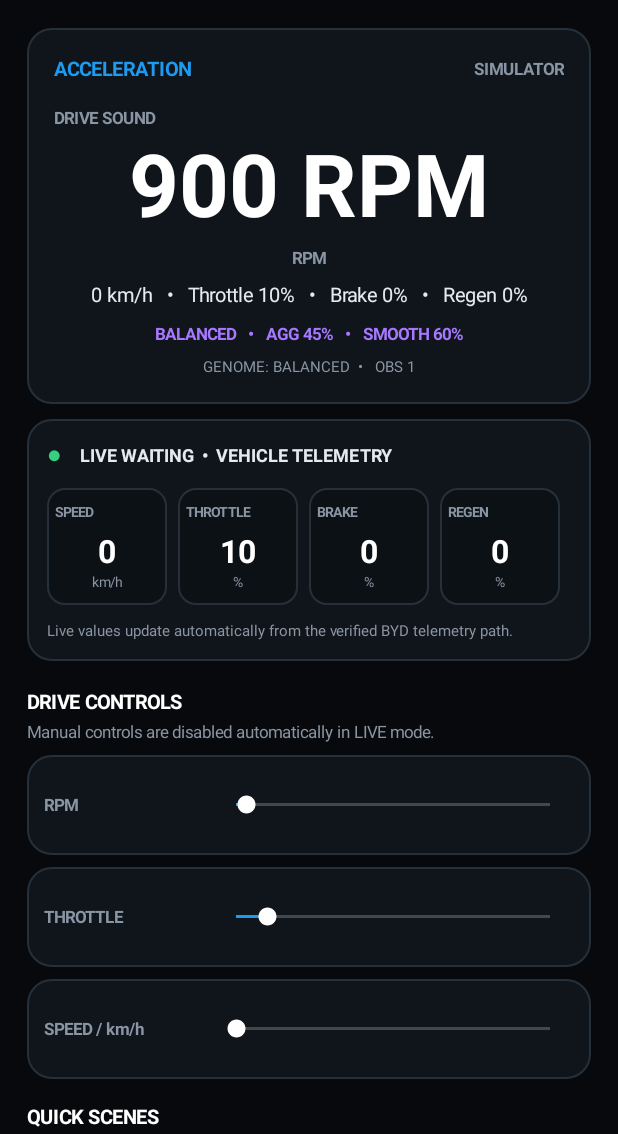
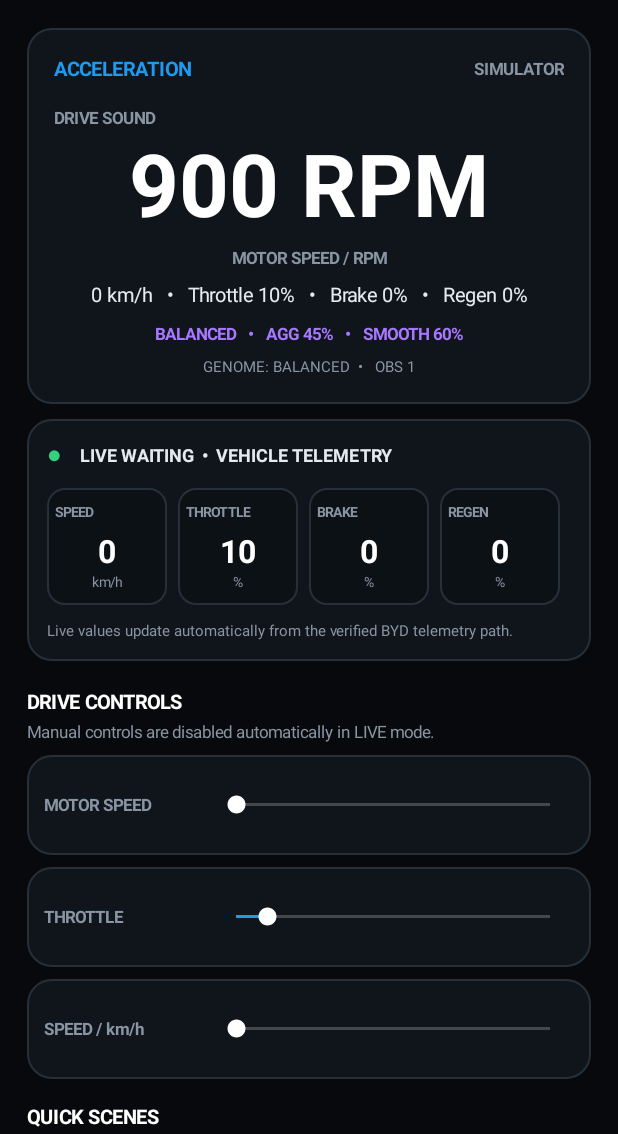
Before and after one commit to mohannad087-spec/Drive-apex, an Android app: the screen it shows after launch (MainActivity), on a phone screen of 412 x 824 dp, the part 102-1236 px from its top. Run offline under Robolectric (Android 15) with nearby library versions, the phone set to English and light mode, and no system bars; pictures from the network do not load; 3 statements that could not run were skipped.

Commit message:
fix: motor speed display and live sound [sound-ui-patched]

```diff
--- a/app/src/main/java/com/driveapex/MainActivity.kt
+++ b/app/src/main/java/com/driveapex/MainActivity.kt
@@ -57,7 +57,7 @@ class MainActivity : Activity() {
     private lateinit var eventValue: TextView
     private lateinit var startButton: Button
     private lateinit var modeButton: Button
-    private lateinit var rpmBar: SeekBar
+    private lateinit var motorSpeedBar: SeekBar
     private lateinit var throttleBar: SeekBar
     private lateinit var speedBar: SeekBar
 
@@ -92,10 +92,10 @@ class MainActivity : Activity() {
         root.addView(liveDashboardCard(), margin(18))
         root.addView(section("DRIVE CONTROLS", "Manual controls are disabled automatically in LIVE mode."), margin(8))
 
-        rpmBar = seek(6300, 200)
+        motorSpeedBar = seek(25000, 0)
         throttleBar = seek(100, 10)
         speedBar = seek(240, 0)
-        root.addView(controlCard("RPM", rpmBar), margin(8))
+        root.addView(controlCard("MOTOR SPEED", motorSpeedBar), margin(8))
         root.addView(controlCard("THROTTLE", throttleBar), margin(8))
         root.addView(controlCard("SPEED / km/h", speedBar), margin(16))
 
@@ -150,7 +150,7 @@ class MainActivity : Activity() {
             override fun onStartTrackingTouch(seekBar: SeekBar?) = Unit
             override fun onStopTrackingTouch(seekBar: SeekBar?) = Unit
         }
-        rpmBar.setOnSeekBarChangeListener(listener)
+        motorSpeedBar.setOnSeekBarChangeListener(listener)
         throttleBar.setOnSeekBarChangeListener(listener)
         speedBar.setOnSeekBarChangeListener(listener)
 
@@ -192,12 +192,12 @@ class MainActivity : Activity() {
         top.addView(sourceValue)
         box.addView(top)
         box.addView(label("DRIVE SOUND", 11f, MUTED, true).apply { setPadding(0, dp(16), 0, 0) })
-        rpmValue = label("700 RPM", 58f, Color.WHITE, true).apply {
+        rpmValue = label("0 MOTOR SPEED", 58f, Color.WHITE, true).apply {
             gravity = Gravity.CENTER
             setIncludeFontPadding(false)
         }
         box.addView(rpmValue, LinearLayout.LayoutParams.MATCH_PARENT, dp(78))
-        box.addView(label("RPM", 11f, MUTED, true).apply { gravity = Gravity.CENTER_HORIZONTAL })
+        box.addView(label("MOTOR SPEED / RPM", 11f, MUTED, true).apply { gravity = Gravity.CENTER_HORIZONTAL })
         telemetry = label("0 km/h   •   Throttle 0%   •   Brake 0%   •   Regen 0%", 13f, SOFT, false).apply {
             gravity = Gravity.CENTER
             setPadding(0, dp(8), 0, 0)
@@ -335,7 +335,7 @@ class MainActivity : Activity() {
             modeButton.text = "LIVE"
             sourceValue.text = "LIVE VEHICLE"
             sourceValue.setTextColor(GREEN)
-            rpmBar.isEnabled = false
+            motorSpeedBar.isEnabled = false
             throttleBar.isEnabled = false
             speedBar.isEnabled = false
             updateLiveStatus()
--- a/app/src/main/java/com/driveapex/audio/LayeredSoundEngine.kt
+++ b/app/src/main/java/com/driveapex/audio/LayeredSoundEngine.kt
@@ -100,7 +100,7 @@ class LayeredSoundEngine(
 
             if (phases.size != snapshot.size) phases = DoubleArray(snapshot.size)
 
-            val baseCyclesPerSecond = (currentRpm / 60.0).coerceAtLeast(11.666)
+            val baseCyclesPerSecond = (currentRpm / 60.0).coerceAtLeast(1.0)
             val baseAngular = baseCyclesPerSecond * 2.0 * PI
             val rpmRate = abs(currentRpm - previousRpm) / 600f
             val loadRate = abs(currentLoad - previousLoad) * 2f
--- a/app/src/main/java/com/driveapex/vehicle/OverdriveTelemetryReader.kt
+++ b/app/src/main/java/com/driveapex/vehicle/OverdriveTelemetryReader.kt
@@ -60,9 +60,9 @@ class OverdriveTelemetryReader(context: Context) {
             // Rear motor speed and engine RPM remain fallback sources only when the
             // front-motor signal is unavailable; this keeps the existing sound/control
             // contract unchanged while making the intended source explicit.
-            val frontRpm = front?.let { abs(it).takeIf { value -> value.isFinite() && value in 0.0..25000.0 } }
-            val rearRpm = rear?.let { abs(it).takeIf { value -> value.isFinite() && value in 0.0..25000.0 } }
-            val engineRpm = engine?.let { abs(it).takeIf { value -> value.isFinite() && value in 0.0..25000.0 } }
+            val frontRpm = front?.let { abs(it).takeIf { value -> value.isFinite() && value in 0.0..25000.0 && (speed == null || speed <= 1.0 || value > 0.0) } }
+            val rearRpm = rear?.let { abs(it).takeIf { value -> value.isFinite() && value in 0.0..25000.0 && (speed == null || speed <= 1.0 || value > 0.0) } }
+            val engineRpm = engine?.let { abs(it).takeIf { value -> value.isFinite() && value in 0.0..25000.0 && (speed == null || speed <= 1.0 || value > 0.0) } }
             val rpm = frontRpm ?: rearRpm ?: engineRpm
 
             if (speed == null && throttle == null && brake == null && rpm == null) {
```
Also changed, not shown: 1 other file.
